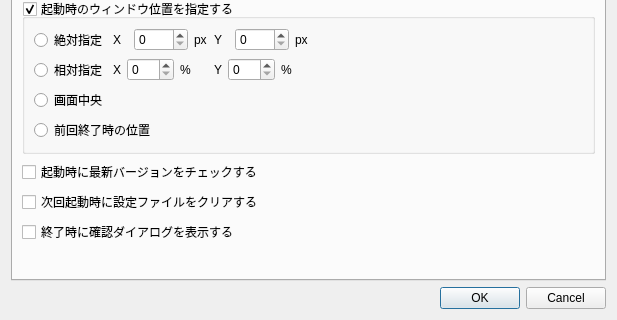
Before: the Qt Designer form preferencedialog.ui in miyabi-satoh/Gefu, drawn with Qt 5; both pictures show x 0 to 617 and y 178 to 498 of the 617 by 498 pixel window.
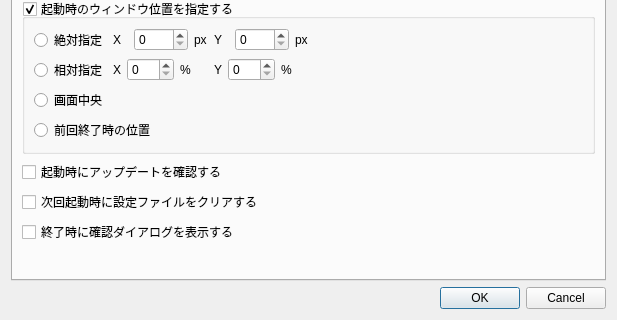
After: the same form once the commit is applied. The open tabs and pages were chosen to show the change.

Patch:
```diff
--- a/preferencedialog.ui
+++ b/preferencedialog.ui
@@ -497,7 +497,7 @@
           <enum>Qt::StrongFocus</enum>
          </property>
          <property name="text">
-          <string>起動時に最新バージョンをチェックする</string>
+          <string>起動時にアップデートを確認する</string>
          </property>
         </widget>
        </item>
```
Left out of the diff: 2 changed lines with no effect on the pictures.
